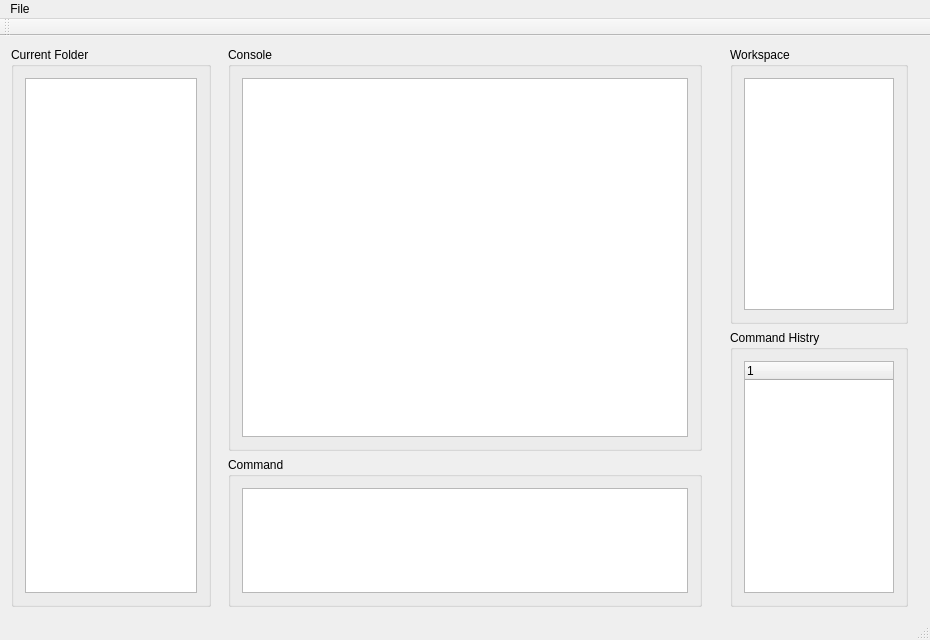
Before: the Qt Designer form CalcApp/calcapp.ui in grzegorz-kap/Calc, drawn with Qt 5.
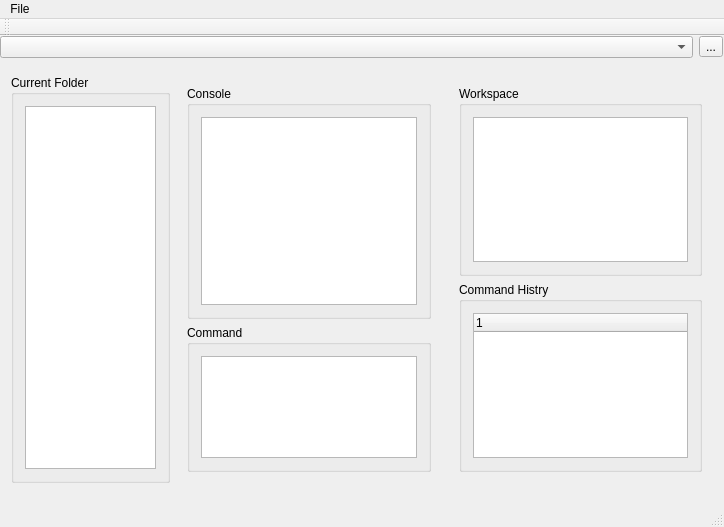
After: the same form once the commit is applied. Icons and pictures are not drawn. Custom widgets are drawn as their Qt base class.

Commit message: Working directory selection and selection history

Patch:
```diff
--- a/CalcApp/calcapp.ui
+++ b/CalcApp/calcapp.ui
@@ -6,15 +6,59 @@
    <rect>
     <x>0</x>
     <y>0</y>
-    <width>930</width>
-    <height>640</height>
+    <width>724</width>
+    <height>527</height>
    </rect>
   </property>
   <property name="windowTitle">
    <string>CalcApp</string>
   </property>
   <widget class="QWidget" name="centralWidget">
+   <layout class="QVBoxLayout" name="verticalLayout">
+    <property name="leftMargin">
+     <number>0</number>
+    </property>
+    <property name="topMargin">
+     <number>0</number>
+    </property>
+    <property name="rightMargin">
+     <number>0</number>
+    </property>
+    <item>
+     <widget class="QWidget" name="widget" native="true">
    <layout class="QHBoxLayout" name="horizontalLayout">
+       <property name="leftMargin">
+        <number>0</number>
+       </property>
+       <property name="topMargin">
+        <number>0</number>
+       </property>
+       <property name="rightMargin">
+        <number>1</number>
+       </property>
+       <property name="bottomMargin">
+        <number>0</number>
+       </property>
+       <item>
+        <widget class="DirectoryComboBox" name="dirComboBox"/>
+       </item>
+       <item>
+        <widget class="QToolButton" name="openFileDialogButton">
+         <property name="text">
+          <string>...</string>
+         </property>
+         <property name="icon">
+          <iconset resource="calcapp.qrc">
+           <normaloff>:/CalcApp/open_icon.png</normaloff>:/CalcApp/open_icon.png</iconset>
+         </property>
+        </widget>
+       </item>
+      </layout>
+     </widget>
+    </item>
+    <item>
+     <widget class="QWidget" name="widget_4" native="true">
+      <layout class="QHBoxLayout" name="horizontalLayout_3">
     <item>
      <widget class="QGroupBox" name="files_box">
       <property name="maximumSize">
@@ -44,14 +88,8 @@
      </widget>
     </item>
     <item>
-     <widget class="QWidget" name="widget_2" native="true">
-      <layout class="QVBoxLayout" name="verticalLayout_8">
-       <property name="topMargin">
-        <number>0</number>
-       </property>
-       <property name="bottomMargin">
-        <number>0</number>
-       </property>
+        <widget class="QWidget" name="widget_5" native="true">
+         <layout class="QVBoxLayout" name="verticalLayout_2">
        <item>
         <widget class="QGroupBox" name="console_box">
          <property name="baseSize">
@@ -106,20 +144,8 @@
      </widget>
     </item>
     <item>
-     <widget class="QWidget" name="widget" native="true">
-      <property name="maximumSize">
-       <size>
-        <width>200</width>
-        <height>16777215</height>
-       </size>
-      </property>
-      <layout class="QVBoxLayout" name="verticalLayout_4">
-       <property name="topMargin">
-        <number>0</number>
-       </property>
-       <property name="bottomMargin">
-        <number>0</number>
-       </property>
+        <widget class="QWidget" name="widget_6" native="true">
+         <layout class="QVBoxLayout" name="verticalLayout_10">
        <item>
         <widget class="QGroupBox" name="groupBox">
          <property name="title">
@@ -155,12 +181,15 @@
     </item>
    </layout>
   </widget>
+    </item>
+   </layout>
+  </widget>
   <widget class="QMenuBar" name="menuBar">
    <property name="geometry">
     <rect>
      <x>0</x>
      <y>0</y>
-     <width>930</width>
+     <width>724</width>
      <height>21</height>
     </rect>
    </property>
@@ -198,6 +227,11 @@
    <extends>QListWidget</extends>
    <header location="global">filelist.h</header>
   </customwidget>
+  <customwidget>
+   <class>DirectoryComboBox</class>
+   <extends>QComboBox</extends>
+   <header location="global">directorycombobox.h</header>
+  </customwidget>
  </customwidgets>
  <resources>
   <include location="calcapp.qrc"/>
```
Left out of the diff: 4 changed lines with no effect on the pictures. Lines whose indentation alone changed are shown as unchanged. The commit also changes 23 other files.
